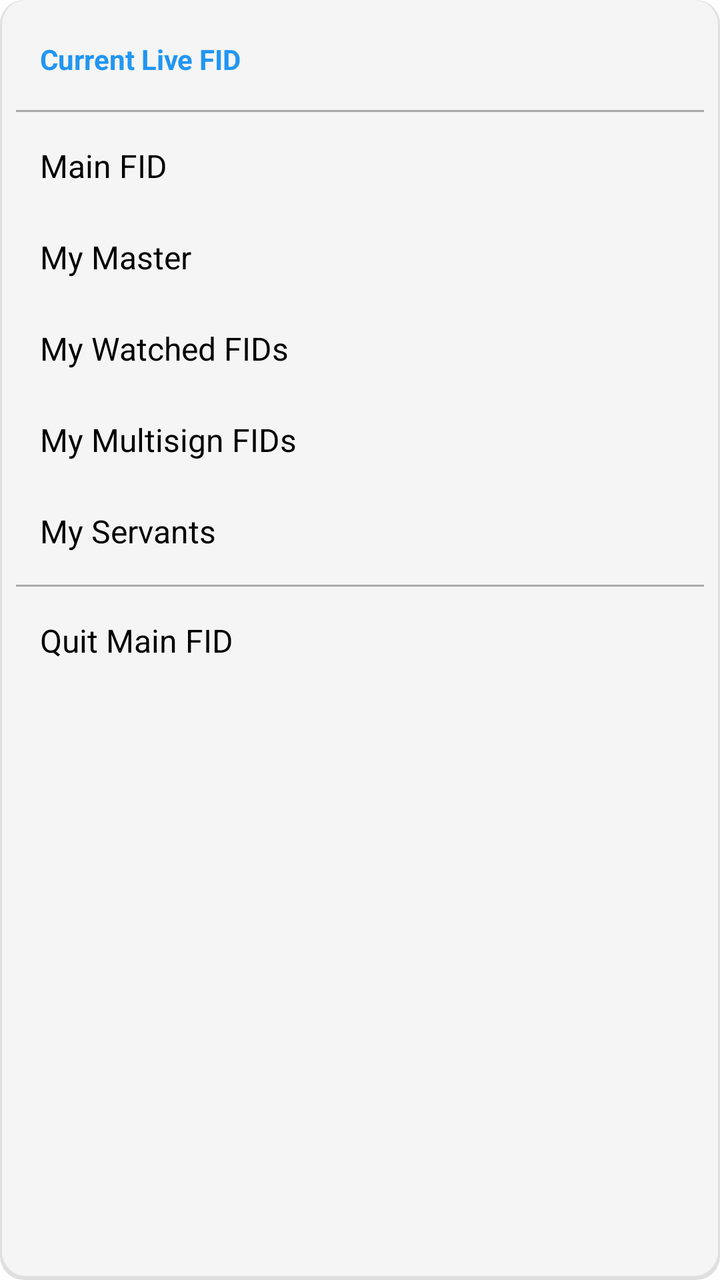
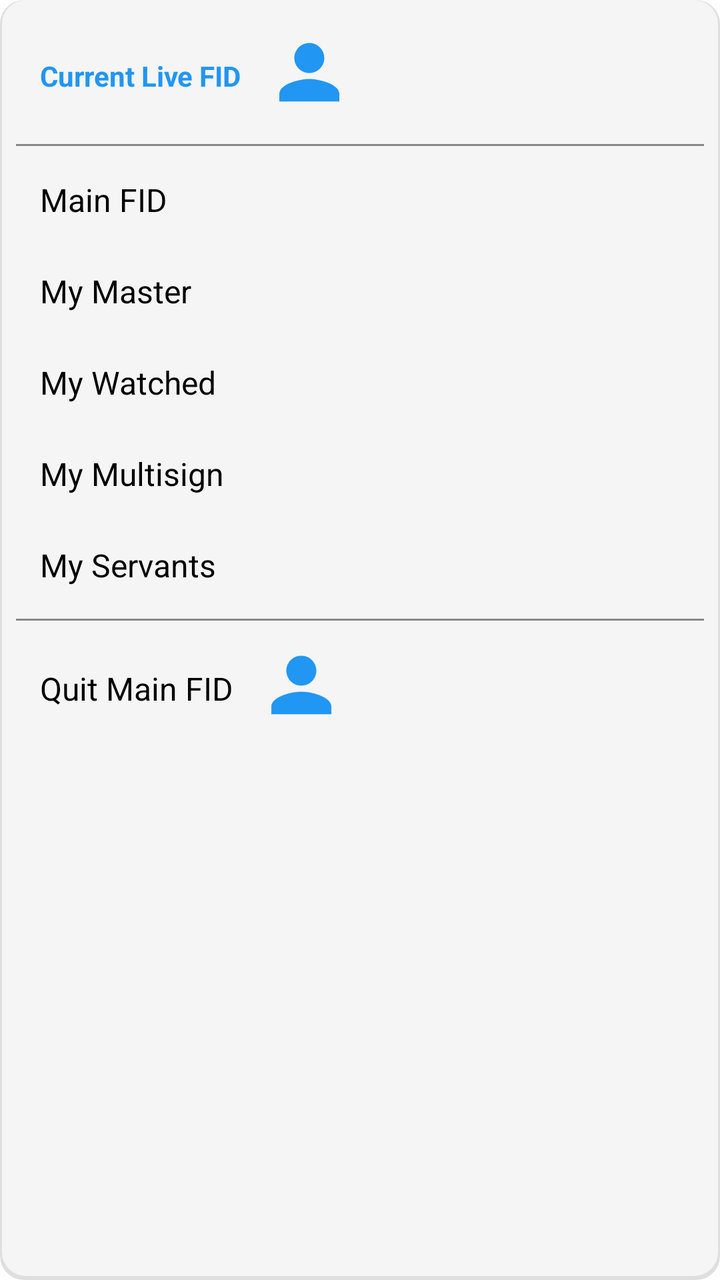

Compare the two renders of this Android layout. The source of the first and the diff that turns it into the second are given below.
<!-- AndroidManifest.xml: application theme Theme.Freer -->
<!-- res/layout/popup_menu_person.xml -->
<?xml version="1.0" encoding="utf-8"?>
<LinearLayout xmlns:android="http://schemas.android.com/apk/res/android"
    android:layout_width="wrap_content"
    android:layout_height="wrap_content"
    android:orientation="vertical"
    android:background="@drawable/menu_item_background"
    android:padding="8dp"
    android:minWidth="140dp">

    
    <TextView
        android:id="@+id/current_fid_text"
        android:layout_width="match_parent"
        android:layout_height="wrap_content"
        android:padding="12dp"
        android:text="@string/current_live_fid"
        android:textStyle="bold"
        android:textColor="@color/colorAccent"
        android:textSize="14sp"
        android:background="?attr/selectableItemBackground" />

    <View
        android:layout_width="match_parent"
        android:layout_height="1dp"
        android:background="@color/outline_light"
        android:layout_marginVertical="4dp" />

    
    <TextView
        android:id="@+id/menu_main_fid"
        android:layout_width="match_parent"
        android:layout_height="wrap_content"
        android:padding="12dp"
        android:text="@string/main_fid"
        android:textColor="@color/text_color"
        android:textSize="16sp"
        android:background="?attr/selectableItemBackground"
        android:gravity="center_vertical" />

    
    <TextView
        android:id="@+id/menu_my_master"
        android:layout_width="match_parent"
        android:layout_height="wrap_content"
        android:padding="12dp"
        android:text="@string/my_master"
        android:textColor="@color/text_color"
        android:textSize="16sp"
        android:background="?attr/selectableItemBackground"
        android:gravity="center_vertical" />

    
    <TextView
        android:id="@+id/menu_my_watched_fids"
        android:layout_width="match_parent"
        android:layout_height="wrap_content"
        android:padding="12dp"
        android:text="@string/my_watched_fids"
        android:textColor="@color/text_color"
        android:textSize="16sp"
        android:background="?attr/selectableItemBackground"
        android:gravity="center_vertical" />

    
    <TextView
        android:id="@+id/menu_my_multisign_fids"
        android:layout_width="match_parent"
        android:layout_height="wrap_content"
        android:padding="12dp"
        android:text="@string/my_multisign_fids"
        android:textColor="@color/text_color"
        android:textSize="16sp"
        android:background="?attr/selectableItemBackground"
        android:gravity="center_vertical" />

    
    <TextView
        android:id="@+id/menu_my_servants"
        android:layout_width="match_parent"
        android:layout_height="wrap_content"
        android:padding="12dp"
        android:text="@string/my_servants"
        android:textColor="@color/text_color"
        android:textSize="16sp"
        android:background="?attr/selectableItemBackground"
        android:gravity="center_vertical" />

    <View
        android:layout_width="match_parent"
        android:layout_height="1dp"
        android:background="@color/outline_light"
        android:layout_marginVertical="4dp" />

    
    <TextView
        android:id="@+id/menu_quit_main_fid"
        android:layout_width="match_parent"
        android:layout_height="wrap_content"
        android:padding="12dp"
        android:text="@string/quit_main_fid"
        android:textColor="@color/text_color"
        android:textSize="16sp"
        android:background="?attr/selectableItemBackground"
        android:gravity="center_vertical" />

</LinearLayout>
<!-- resources referenced by this layout -->
<resources>
  <color name="colorAccent">#2196F3</color>
  <color name="outline_light">#AAAAAA</color>
  <color name="text_color">#000000</color>
  <!-- drawable menu_item_background (drawable) -->
  <?xml version="1.0" encoding="utf-8"?>
  <layer-list xmlns:android="http://schemas.android.com/apk/res/android">
      
      <item>
          <shape android:shape="rectangle">
              <solid android:color="#20000000"/>
              <corners android:radius="12dp"/>
              <padding android:bottom="2dp" android:left="1dp" android:right="1dp" android:top="0dp"/>
          </shape>
      </item>
      
      <item>
          <shape android:shape="rectangle">
              <solid android:color="@color/main_background"/>
              <corners android:radius="12dp"/>
          </shape>
      </item>
  </layer-list>
  <string name="current_live_fid">Current Live FID</string>
  <string name="main_fid">Main FID</string>
  <string name="my_master">My Master</string>
  <string name="my_multisign_fids">My Multisign FIDs</string>
  <string name="my_servants">My Servants</string>
  <string name="my_watched_fids">My Watched FIDs</string>
  <string name="quit_main_fid">Quit Main FID</string>
  <style name="Theme.Freer" parent="Base.Theme.Freer" />
  <color name="main_background">#F5F5F5</color>
  <style name="Base.Theme.Freer" parent="Theme.Material3.DayNight.NoActionBar">
          <item name="colorPrimary">#2196F3</item>
          <item name="colorAccent">#2196F3</item>
          <item name="android:windowBackground">#FFFFFF</item>
          
          <item name="android:windowLayoutInDisplayCutoutMode">shortEdges</item>
          <item name="android:enforceNavigationBarContrast">false</item>
          <item name="android:enforceStatusBarContrast">false</item>
          <item name="android:statusBarColor">@android:color/transparent</item>
          <item name="android:navigationBarColor">@android:color/transparent</item>
          <item name="android:windowLightStatusBar">true</item>
          <item name="android:windowLightNavigationBar">true</item>
      </style>
</resources>

<!-- the commit's change to res/layout/popup_menu_person.xml (unified diff, before → after) -->
@@ -8,16 +8,33 @@
     android:minWidth="140dp">
 
     
-    <TextView
-        android:id="@+id/current_fid_text"
+    <LinearLayout
         android:layout_width="match_parent"
         android:layout_height="wrap_content"
         android:padding="12dp"
-        android:text="@string/current_live_fid"
-        android:textStyle="bold"
-        android:textColor="@color/colorAccent"
-        android:textSize="14sp"
-        android:background="?attr/selectableItemBackground" />
+        android:orientation="horizontal"
+        android:background="?attr/selectableItemBackground"
+        android:gravity="center_vertical">
+
+
+
+        <TextView
+            android:id="@+id/current_fid_text"
+            android:layout_width="wrap_content"
+            android:layout_height="wrap_content"
+            android:text="@string/current_live_fid"
+            android:textStyle="bold"
+            android:layout_marginEnd="16dp"
+            android:textColor="@color/accent"
+            android:textSize="14sp" />
+        <ImageView
+            android:id="@+id/current_fid_avatar"
+            android:layout_width="36dp"
+            android:layout_height="36dp"
+            android:contentDescription="@string/current_live_fid"
+            android:scaleType="centerCrop"
+            android:src="@drawable/ic_person" />
+    </LinearLayout>
 
     <View
         android:layout_width="match_parent"
@@ -32,7 +49,7 @@
         android:layout_height="wrap_content"
         android:padding="12dp"
         android:text="@string/main_fid"
-        android:textColor="@color/text_color"
+        android:textColor="@color/text"
         android:textSize="16sp"
         android:background="?attr/selectableItemBackground"
         android:gravity="center_vertical" />
@@ -44,7 +61,7 @@
         android:layout_height="wrap_content"
         android:padding="12dp"
         android:text="@string/my_master"
-        android:textColor="@color/text_color"
+        android:textColor="@color/text"
         android:textSize="16sp"
         android:background="?attr/selectableItemBackground"
         android:gravity="center_vertical" />
@@ -55,8 +72,8 @@
         android:layout_width="match_parent"
         android:layout_height="wrap_content"
         android:padding="12dp"
-        android:text="@string/my_watched_fids"
-        android:textColor="@color/text_color"
+        android:text="@string/my_watched"
+        android:textColor="@color/text"
         android:textSize="16sp"
         android:background="?attr/selectableItemBackground"
         android:gravity="center_vertical" />
@@ -67,8 +84,8 @@
         android:layout_width="match_parent"
         android:layout_height="wrap_content"
         android:padding="12dp"
-        android:text="@string/my_multisign_fids"
-        android:textColor="@color/text_color"
+        android:text="@string/my_multisig"
+        android:textColor="@color/text"
         android:textSize="16sp"
         android:background="?attr/selectableItemBackground"
         android:gravity="center_vertical" />
@@ -80,7 +97,7 @@
         android:layout_height="wrap_content"
         android:padding="12dp"
         android:text="@string/my_servants"
-        android:textColor="@color/text_color"
+        android:textColor="@color/text"
         android:textSize="16sp"
         android:background="?attr/selectableItemBackground"
         android:gravity="center_vertical" />
@@ -92,15 +109,33 @@
         android:layout_marginVertical="4dp" />
 
     
-    <TextView
+    <LinearLayout
         android:id="@+id/menu_quit_main_fid"
         android:layout_width="match_parent"
         android:layout_height="wrap_content"
         android:padding="12dp"
-        android:text="@string/quit_main_fid"
-        android:textColor="@color/text_color"
-        android:textSize="16sp"
+        android:orientation="horizontal"
         android:background="?attr/selectableItemBackground"
-        android:gravity="center_vertical" />
+        android:gravity="center_vertical">
+
+        <TextView
+            android:id="@+id/menu_quit_main_fid_text"
+            android:layout_width="wrap_content"
+            android:layout_height="wrap_content"
+            android:text="@string/quit_main_fid"
+            android:textColor="@color/text"
+            android:textSize="16sp"
+            android:layout_marginEnd="16dp"
+            android:gravity="center_vertical" />
+
+        <ImageView
+            android:id="@+id/menu_quit_main_fid_avatar"
+            android:layout_width="36dp"
+            android:layout_height="36dp"
+            android:contentDescription="@string/main_fid"
+            android:scaleType="centerCrop"
+            android:src="@drawable/ic_person" />
+
+    </LinearLayout>
 
 </LinearLayout>
<!-- resource entries referenced after the edit -->
@@ -1,8 +1,20 @@
 <!-- resources referenced by this layout -->
 <resources>
-  <color name="colorAccent">#2196F3</color>
-  <color name="outline_light">#AAAAAA</color>
-  <color name="text_color">#000000</color>
+  <color name="accent">#2196F3</color>
+  <color name="outline_light">#888888</color>
+  <color name="text">#000000</color>
+  <!-- drawable ic_person (drawable) -->
+  <?xml version="1.0" encoding="utf-8"?>
+  <vector xmlns:android="http://schemas.android.com/apk/res/android"
+      android:width="24dp"
+      android:height="24dp"
+      android:viewportWidth="24"
+      android:viewportHeight="24"
+      android:tint="#2196F3">
+      <path
+          android:fillColor="@android:color/white"
+          android:pathData="M12,11c2.76,0 5,-2.24 5,-5s-2.24,-5 -5,-5 -5,2.24 -5,5 2.24,5 5,5zM12,13c-3.33,0 -10,1.67 -10,5v2.5h20v-2.5c0,-3.33 -6.67,-5 -10,-5z"/>
+  </vector>
   <!-- drawable menu_item_background (drawable) -->
   <?xml version="1.0" encoding="utf-8"?>
   <layer-list xmlns:android="http://schemas.android.com/apk/res/android">
@@ -25,9 +37,9 @@
   <string name="current_live_fid">Current Live FID</string>
   <string name="main_fid">Main FID</string>
   <string name="my_master">My Master</string>
-  <string name="my_multisign_fids">My Multisign FIDs</string>
+  <string name="my_multisig">My Multisign</string>
   <string name="my_servants">My Servants</string>
-  <string name="my_watched_fids">My Watched FIDs</string>
+  <string name="my_watched">My Watched</string>
   <string name="quit_main_fid">Quit Main FID</string>
   <style name="Theme.Freer" parent="Base.Theme.Freer" />
   <color name="main_background">#F5F5F5</color>
